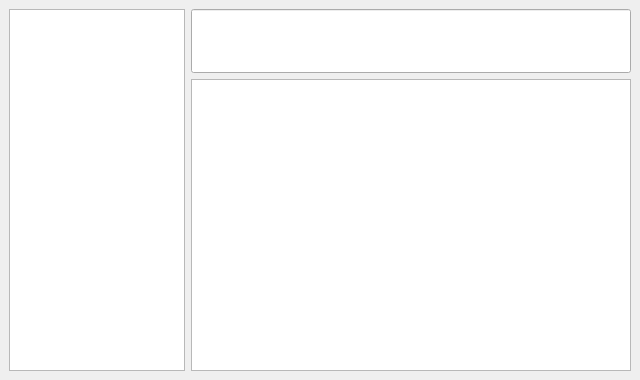
Qt form ui/mainwin.ui (berndhs/notably) before a commit.
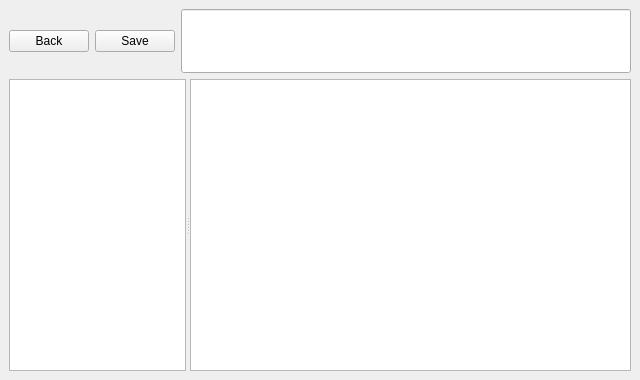
The same form after that commit. Icons and pictures are not drawn. Custom widgets are drawn as their Qt base class.

What changed in the file:
```diff
--- a/ui/mainwin.ui
+++ b/ui/mainwin.ui
@@ -25,6 +25,24 @@
     </sizepolicy>
    </property>
    <layout class="QGridLayout" name="gridLayout">
+    <item row="0" column="0">
+     <layout class="QHBoxLayout" name="horizontalLayout">
+      <item>
+       <widget class="QPushButton" name="backButton">
+        <property name="text">
+         <string>Back</string>
+        </property>
+       </widget>
+      </item>
+      <item>
+       <widget class="QPushButton" name="saveButton">
+        <property name="text">
+         <string>Save</string>
+        </property>
+       </widget>
+      </item>
+     </layout>
+    </item>
     <item row="0" column="1">
      <widget class="QLineEdit" name="noteName">
       <property name="sizePolicy">
@@ -44,23 +62,11 @@
       </property>
      </widget>
     </item>
-    <item row="1" column="1">
-     <widget class="nota::EditBox" name="editBox">
-      <property name="sizePolicy">
-       <sizepolicy hsizetype="Expanding" vsizetype="Expanding">
-        <horstretch>5</horstretch>
-        <verstretch>0</verstretch>
-       </sizepolicy>
+    <item row="1" column="0" colspan="2">
+     <widget class="QSplitter" name="splitter">
+      <property name="orientation">
+       <enum>Qt::Horizontal</enum>
       </property>
-      <property name="locale">
-       <locale language="English" country="UnitedStates"/>
-      </property>
-      <property name="textInteractionFlags">
-       <set>Qt::LinksAccessibleByKeyboard|Qt::LinksAccessibleByMouse|Qt::TextBrowserInteraction|Qt::TextEditable|Qt::TextEditorInteraction|Qt::TextSelectableByKeyboard|Qt::TextSelectableByMouse</set>
-      </property>
-     </widget>
-    </item>
-    <item row="0" column="0" rowspan="2">
      <widget class="QListWidget" name="notesIndex">
       <property name="sizePolicy">
        <sizepolicy hsizetype="Expanding" vsizetype="Expanding">
@@ -75,6 +81,21 @@
        <bool>true</bool>
       </property>
      </widget>
+      <widget class="nota::EditBox" name="editBox">
+       <property name="sizePolicy">
+        <sizepolicy hsizetype="Expanding" vsizetype="Expanding">
+         <horstretch>5</horstretch>
+         <verstretch>0</verstretch>
+        </sizepolicy>
+       </property>
+       <property name="locale">
+        <locale language="English" country="UnitedStates"/>
+       </property>
+       <property name="textInteractionFlags">
+        <set>Qt::LinksAccessibleByKeyboard|Qt::LinksAccessibleByMouse|Qt::TextBrowserInteraction|Qt::TextEditable|Qt::TextEditorInteraction|Qt::TextSelectableByKeyboard|Qt::TextSelectableByMouse</set>
+       </property>
+      </widget>
+     </widget>
     </item>
    </layout>
   </widget>
```
Left out of the diff: 2 changed lines with no effect on the pictures. Lines whose indentation alone changed are shown as unchanged.
